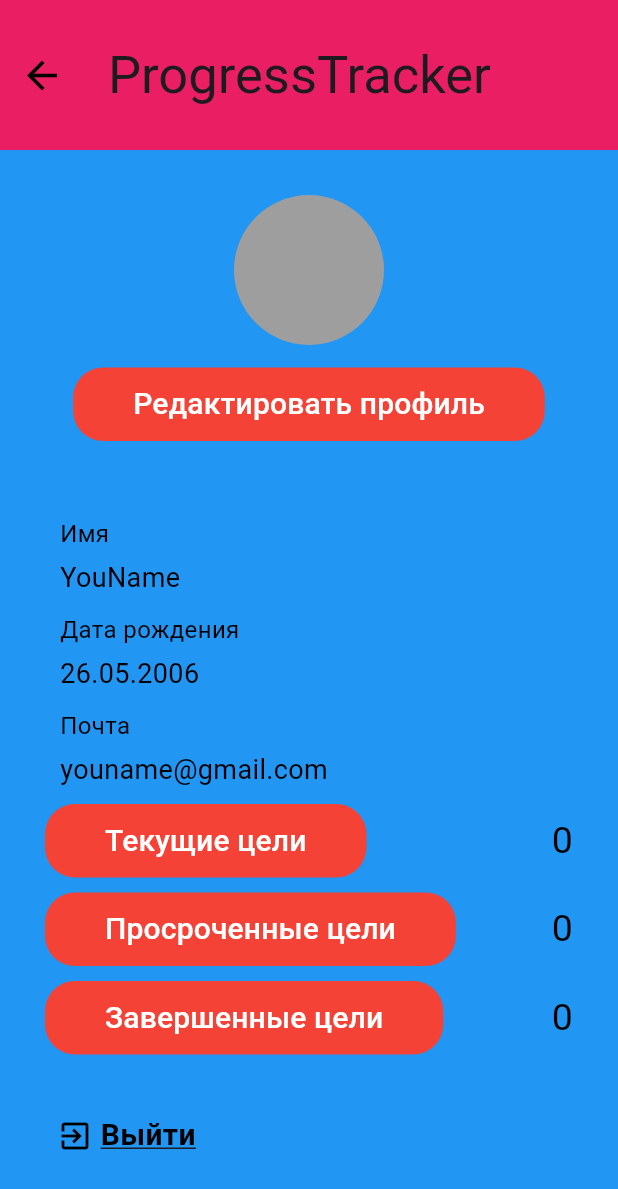
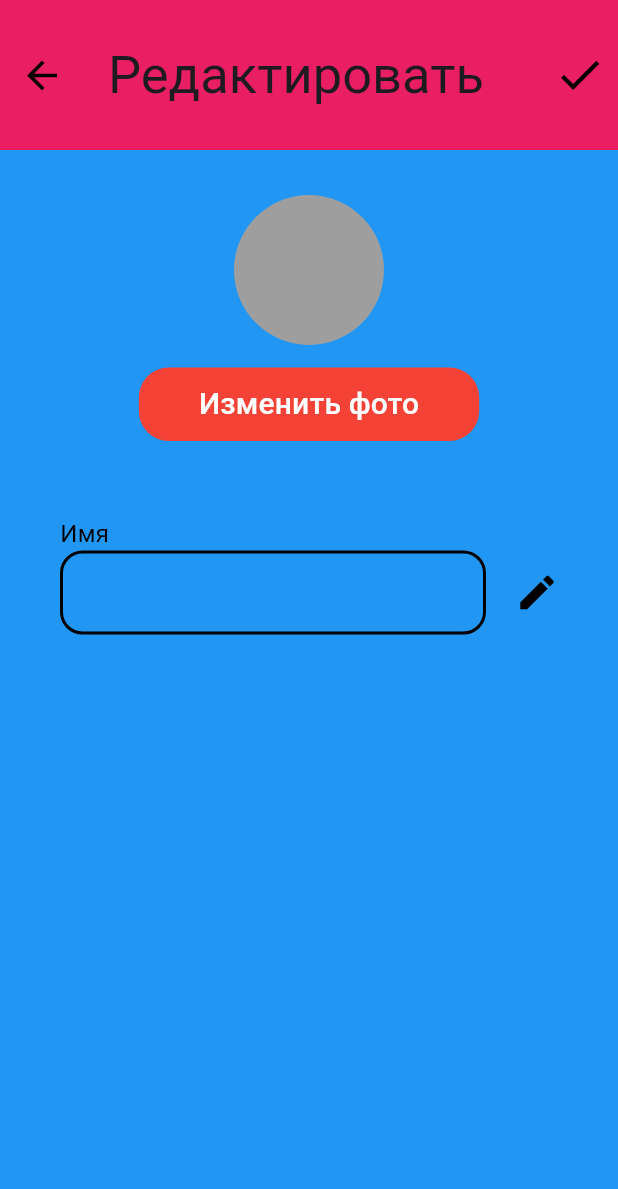
Before and after one commit to DureevaElena/ProgressTrackerapp_client, a Flutter app: the PersonalInformationUserScreen screen opened by its route, after a tap on "Редактировать профиль", on a phone screen of 412 x 824 dp. Shown: the top 1189 px of the screen. Run offline on Flutter 3.47's test engine with Material 3 defaults, Android fonts, the phone set to English and light mode, and no system bars; Roboto replaces fonts that are missing (Montserrat).

Commit message:
Редактирование профиля 0.1

```diff
--- /dev/null
+++ b/lib/edit_profile_screen.dart
@@ -0,0 +1,135 @@
+import 'package:flutter/material.dart';
+
+class EditProfileScreen extends StatelessWidget {
+  const EditProfileScreen({Key? key}) : super(key: key);
+
+  @override
+  Widget build(BuildContext context) {
+    return Scaffold(
+      appBar: AppBar(
+        toolbarHeight: 100,
+        leading: IconButton(
+          onPressed: (){
+            Navigator.pop(context);
+        }, icon: const Icon(
+          Icons.arrow_back,
+          color: Colors.black ,
+          size: 30,
+          ),
+        ),
+        title: const Text('Редактировать',
+        style: TextStyle(
+          fontFamily: 'Montserrat',
+          fontSize: 35)
+        ),
+        actions: [
+          IconButton(
+            onPressed: (){
+              //Navigator.pushNamed(context, '/IndividualHomeScreenAuthorizedUser');
+
+            },
+            icon: const Icon(
+              Icons.check,
+              color: Colors.black,
+              size: 35,
+            ),
+          ),
+        ],
+      ),
+      body: Padding(
+        padding: const EdgeInsets.all(30.0),
+        child: Column(
+          children: [
+
+            Container(
+              height: 100,
+              width: 100,
+              decoration: const BoxDecoration(
+                color: Colors.grey,
+                shape: BoxShape.circle,
+              ),
+            ),
+
+            SizedBox(height: 15,),
+
+            Align(alignment: Alignment.bottomCenter,
+              child: TextButton(
+                onPressed: () {
+                  //Navigator.pushNamed(context, '/IndividualHomeScreenAuthorizedUser');
+                },
+                style: ElevatedButton.styleFrom(
+                  backgroundColor: Colors.red,
+                  padding: const EdgeInsets.symmetric(vertical: 10, horizontal: 40),
+                  shape: RoundedRectangleBorder(borderRadius: BorderRadius.circular(20))
+                ),
+                child: const Text(
+                  'Изменить фото',
+                  style: TextStyle(
+                    fontFamily: 'Montserrat',
+                    color: Colors.white,
+                    fontSize: 20,
+                  ),
+                ),
+              ),
+            ),
+
+            SizedBox(height: 50,),
+
+            const Padding(padding: EdgeInsets.only(left: 10),
+            child: Align(
+              alignment: Alignment.centerLeft,
+                child: Text('Имя',
+                  style: TextStyle(
+                    fontSize: 16,
+                    color: Colors.black,
+                  ),
+                ),
+              ),
+            ),
+
+            Row(
+              children: [
+                const Expanded(
+                  child: Padding(
+                    padding: EdgeInsets.symmetric(horizontal: 10),
+                    child: TextField(
+
+                      decoration: InputDecoration(
+                        enabledBorder: OutlineInputBorder(
+                          borderRadius: BorderRadius.all(Radius.circular(15.0)),
+                          borderSide: BorderSide(color: Colors.black,width: 2.0),
+                        ),
+                        focusedBorder: OutlineInputBorder(
+                          borderRadius: BorderRadius.all(Radius.circular(15.0)),
+                          borderSide: BorderSide(color: Colors.pink,width: 2.0),
+                        ),
+                      ),
+                    ),
+                  ),
+                ),
+                IconButton(
+                  onPressed: (){
+
+                  },
+                  icon: Icon(
+                    Icons.edit,
+                    color: Colors.black,
+                    size: 30,
+                  ),
+                ),
+              ],
+            ),
+
+
+
+
+
+
+
+
+          ],
+        ),
+      ),
+    );
+  }
+}
--- a/lib/main.dart
+++ b/lib/main.dart
@@ -1,6 +1,7 @@
 import 'package:flutter/material.dart';
 import 'package:progresstrackerapp/authorization_form_screen.dart';
 import 'package:progresstrackerapp/change_password_screen.dart';
+import 'package:progresstrackerapp/edit_profile_screen.dart';
 import 'package:progresstrackerapp/home_screen_unauthorized_user.dart';
 import 'package:progresstrackerapp/individual_home_authorized_user_screen.dart';
 import 'package:progresstrackerapp/loading_app_screen.dart';
@@ -37,6 +38,7 @@
         '/ChangePasswordFormScreen':(context) => const ChangePasswordFormScreen(),
         '/IndividualHomeScreenAuthorizedUser':(context) => const IndividualHomeScreenAuthorizedUser(),
         '/PersonalInformationUserScreen':(context) => const PersonalInformationUserScreen(),
+        '/EditProfileScreen':(context) => const EditProfileScreen(),
 
 
       },
--- a/lib/personal_information_user_screen.dart
+++ b/lib/personal_information_user_screen.dart
@@ -41,7 +41,7 @@
             Align(alignment: Alignment.bottomCenter,
               child: TextButton(
                 onPressed: () {
-                  //Navigator.pushNamed(context, '/IndividualHomeScreenAuthorizedUser');
+                Navigator.pushNamed(context, '/EditProfileScreen');
                 },
                 style: ElevatedButton.styleFrom(
                   backgroundColor: Colors.red,
```
